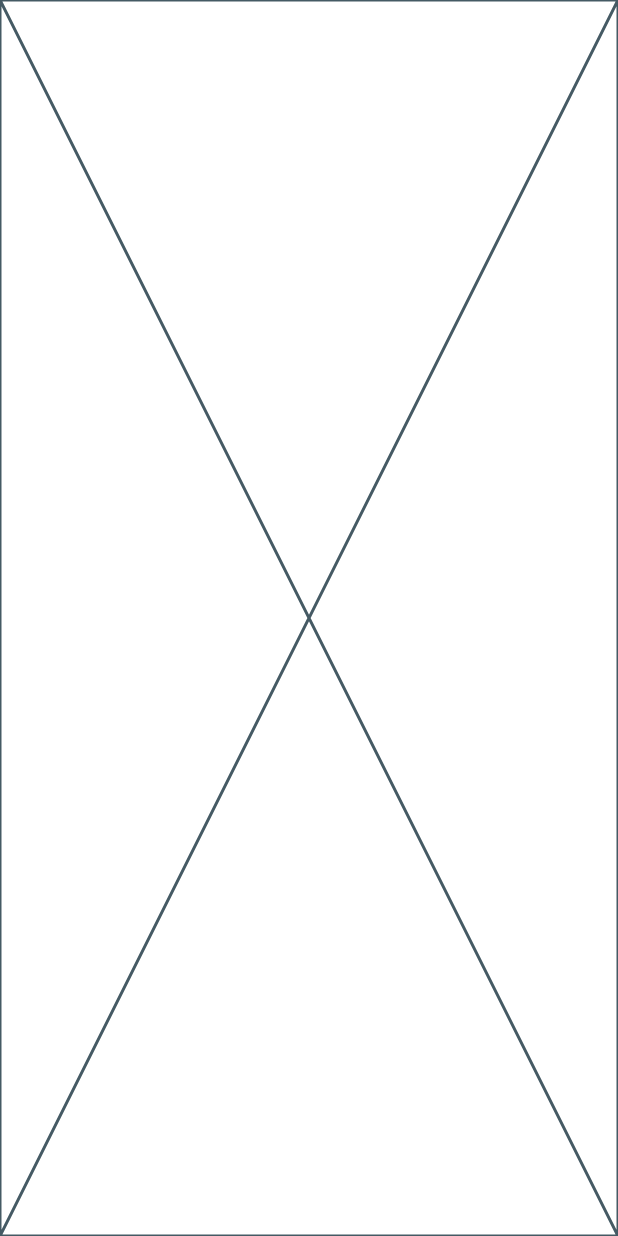
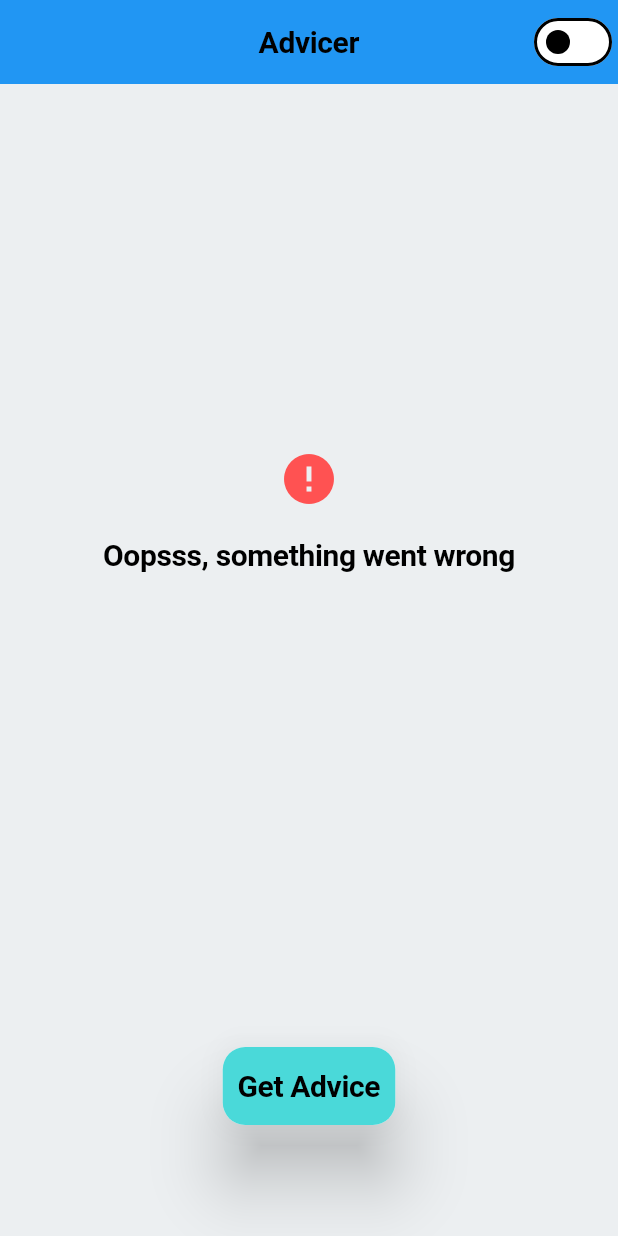
Before and after one commit to StevanusPangau/Belajar-Flutter, a Flutter app: the screen it shows after launch, on a phone screen of 412 x 824 dp. Run offline on Flutter 3.47's test engine with Material 3 defaults, Android fonts, the phone set to English and light mode, and no system bars; Roboto replaces fonts that are missing (Rubik).

Commit message:
Application Layer - UI

```diff
--- /dev/null
+++ b/3_clean_architecture/project/lib/2_application/pages/advice/advice_page.dart
@@ -0,0 +1,48 @@
+import 'package:flutter/material.dart';
+import 'package:project/2_application/core/services/theme_service.dart';
+import 'package:project/2_application/pages/advice/widgets/advice_field.dart';
+import 'package:project/2_application/pages/advice/widgets/custom_button.dart';
+import 'package:project/2_application/pages/advice/widgets/error_message.dart';
+import 'package:provider/provider.dart';
+
+class AdvicerPage extends StatelessWidget {
+  const AdvicerPage({super.key});
+
+  @override
+  Widget build(BuildContext context) {
+    final themeData = Theme.of(context);
+    return Scaffold(
+      appBar: AppBar(
+        title: Text(
+          'Advicer',
+          style: themeData.textTheme.headline1,
+        ),
+        centerTitle: true,
+        actions: [
+          Switch(
+              value: Provider.of<ThemeService>(context).isDarkModeOn,
+              onChanged: (_) {
+                Provider.of<ThemeService>(context, listen: false).toggleTheme();
+              })
+        ],
+      ),
+      body: const Padding(
+        padding: EdgeInsets.symmetric(horizontal: 50),
+        child: Column(children: [
+          Expanded(
+              child: Center(
+                  child: ErrorMessage(mesagge: "Oopsss, something went wrong")
+                  /*AdviceField(
+            advice: "Example advice, your day will be good",
+          )*/
+                  /*CircularProgressIndicator(
+            color: themeData.colorScheme.secondary,)*/
+                  /*Text("Your Advice is waiting for you",
+                style: themeData.textTheme.headline1),*/
+                  )),
+          SizedBox(height: 200, child: Center(child: CustomButton())),
+        ]),
+      ),
+    );
+  }
+}
--- /dev/null
+++ b/3_clean_architecture/project/lib/2_application/pages/advice/widgets/advice_field.dart
@@ -0,0 +1,27 @@
+import 'package:flutter/material.dart';
+
+class AdviceField extends StatelessWidget {
+  final String advice;
+  const AdviceField({super.key, required this.advice});
+
+  @override
+  Widget build(BuildContext context) {
+    final themeData = Theme.of(context);
+    return Material(
+      elevation: 20,
+      borderRadius: BorderRadius.circular(15),
+      child: Container(
+          decoration: BoxDecoration(
+              borderRadius: BorderRadius.circular(15),
+              color: themeData.colorScheme.primary),
+          child: Padding(
+            padding: const EdgeInsets.symmetric(horizontal: 15, vertical: 20),
+            child: Text(
+              '''" $advice "''',
+              style: themeData.textTheme.bodyText1,
+              textAlign: TextAlign.center,
+            ),
+          )),
+    );
+  }
+}
--- /dev/null
+++ b/3_clean_architecture/project/lib/2_application/pages/advice/widgets/custom_button.dart
@@ -0,0 +1,32 @@
+import 'package:flutter/material.dart';
+
+class CustomButton extends StatelessWidget {
+  const CustomButton({super.key});
+
+  @override
+  Widget build(BuildContext context) {
+    final themeData = Theme.of(context);
+    return InkResponse(
+      onTap: () {
+        print("Button Press Will be implemeted latter");
+      },
+      child: Material(
+        elevation: 20,
+        borderRadius: BorderRadius.circular(15),
+        child: Container(
+          decoration: BoxDecoration(
+            borderRadius: BorderRadius.circular(15),
+            color: themeData.colorScheme.secondary,
+          ),
+          child: Padding(
+            padding: const EdgeInsets.symmetric(horizontal: 10, vertical: 15),
+            child: Text(
+              "Get Advice",
+              style: themeData.textTheme.headline1,
+            ),
+          ),
+        ),
+      ),
+    );
+  }
+}
--- /dev/null
+++ b/3_clean_architecture/project/lib/2_application/pages/advice/widgets/error_message.dart
@@ -0,0 +1,29 @@
+import 'package:flutter/material.dart';
+
+class ErrorMessage extends StatelessWidget {
+  final String mesagge;
+  const ErrorMessage({super.key, required this.mesagge});
+
+  @override
+  Widget build(BuildContext context) {
+    final themeData = Theme.of(context);
+    return Column(
+      mainAxisAlignment: MainAxisAlignment.center,
+      children: [
+        const Icon(
+          Icons.error,
+          size: 40,
+          color: Colors.redAccent,
+        ),
+        const SizedBox(
+          height: 20,
+        ),
+        Text(
+          mesagge,
+          style: themeData.textTheme.headline1,
+          textAlign: TextAlign.center,
+        ),
+      ],
+    );
+  }
+}
--- a/3_clean_architecture/project/lib/main.dart
+++ b/3_clean_architecture/project/lib/main.dart
@@ -1,5 +1,6 @@
 import 'package:flutter/material.dart';
 import 'package:project/2_application/core/services/theme_service.dart';
+import 'package:project/2_application/pages/advice/advice_page.dart';
 import 'package:project/theme.dart';
 import 'package:provider/provider.dart';
 
@@ -20,7 +21,7 @@ class MyApp extends StatelessWidget {
         themeMode: themeService.isDarkModeOn ? ThemeMode.dark : ThemeMode.light,
         theme: AppTheme.lightTheme,
         darkTheme: AppTheme.darkTheme,
-        home: const Placeholder(),
+        home: const AdvicerPage(),
       );
     });
   }
```
Also changed, not shown: 1 other file.
